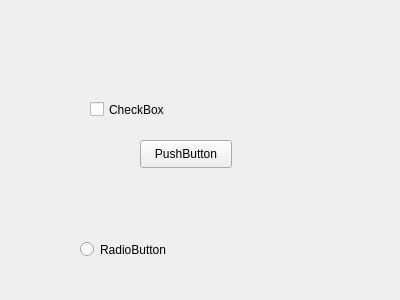
This is test_pyqt5/ui/untitled.ui in Lain928/MachineLearning as Qt 5 draws it before an edit. The edited form follows.
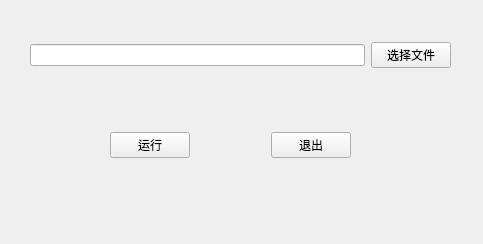
This is the edited form.

Patch:
```diff
--- a/test_pyqt5/ui/untitled.ui
+++ b/test_pyqt5/ui/untitled.ui
@@ -6,51 +6,73 @@
    <rect>
     <x>0</x>
     <y>0</y>
-    <width>400</width>
-    <height>300</height>
+    <width>483</width>
+    <height>244</height>
    </rect>
   </property>
   <property name="windowTitle">
    <string>Form</string>
   </property>
-  <widget class="QPushButton" name="pushButton">
+  <widget class="QWidget" name="">
    <property name="geometry">
     <rect>
-     <x>140</x>
-     <y>140</y>
-     <width>92</width>
-     <height>28</height>
+     <x>110</x>
+     <y>130</y>
+     <width>241</width>
+     <height>30</height>
     </rect>
    </property>
-   <property name="text">
-    <string>PushButton</string>
-   </property>
+   <layout class="QHBoxLayout" name="horizontalLayout">
+    <item>
+     <widget class="QPushButton" name="pushButton_2">
+      <property name="text">
+       <string>运行</string>
+      </property>
+     </widget>
+    </item>
+    <item>
+     <spacer name="horizontalSpacer">
+      <property name="orientation">
+       <enum>Qt::Horizontal</enum>
+      </property>
+      <property name="sizeHint" stdset="0">
+       <size>
+        <width>20</width>
+        <height>20</height>
+       </size>
+      </property>
+     </spacer>
+    </item>
+    <item>
+     <widget class="QPushButton" name="pushButton_3">
+      <property name="text">
+       <string>退出</string>
+      </property>
+     </widget>
+    </item>
+   </layout>
   </widget>
-  <widget class="QRadioButton" name="radioButton">
+  <widget class="QWidget" name="">
    <property name="geometry">
     <rect>
-     <x>80</x>
-     <y>240</y>
-     <width>112</width>
-     <height>19</height>
+     <x>30</x>
+     <y>40</y>
+     <width>421</width>
+     <height>30</height>
     </rect>
    </property>
-   <property name="text">
-    <string>RadioButton</string>
-   </property>
-  </widget>
-  <widget class="QCheckBox" name="checkBox">
-   <property name="geometry">
-    <rect>
-     <x>90</x>
-     <y>100</y>
-     <width>88</width>
-     <height>19</height>
-    </rect>
-   </property>
-   <property name="text">
-    <string>CheckBox</string>
-   </property>
+   <layout class="QHBoxLayout" name="horizontalLayout_2">
+    <item>
+     <widget class="QLineEdit" name="lineEdit"/>
+    </item>
+    <item>
+     <widget class="QPushButton" name="pushButton">
+      <property name="text">
+       <string>选择文件</string>
+      </property>
+     </widget>
+    </item>
+   </layout>
   </widget>
  </widget>
  <resources/>
```
